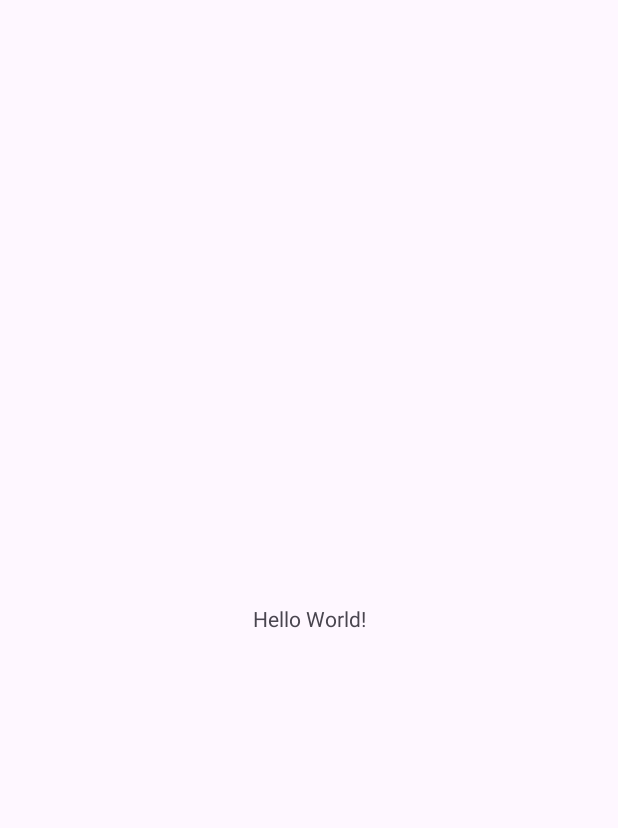
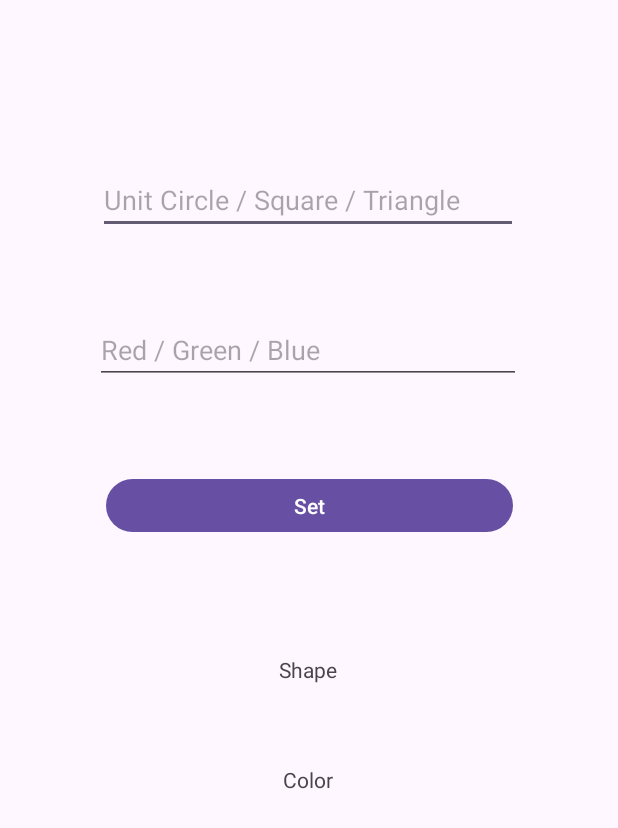
Before and after one commit to Faysal-Kuet/labtest2, an Android app: the screen it shows after launch (MainActivity), on a phone screen of 412 x 824 dp. Before the commit the part shown is almost empty. Shown: the top 828 px of the screen. Run offline under Robolectric (Android 15) with nearby library versions, the phone set to English and light mode, and no system bars.

Commit message:
second commit

```diff
--- a/app/src/main/res/layout/activity_main.xml
+++ b/app/src/main/res/layout/activity_main.xml
@@ -6,13 +6,69 @@
     android:layout_height="match_parent"
     tools:context=".MainActivity">
 
-    <TextView
-        android:layout_width="wrap_content"
-        android:layout_height="wrap_content"
-        android:text="Hello World!"
+
+    <EditText
+        android:id="@+id/ShapeEditText"
+        android:layout_width="280dp"
+        android:layout_height="44dp"
+        android:ems="10"
+        android:hint="Unit Circle / Square / Triangle"
+        android:inputType="text"
+        app:layout_constraintBottom_toBottomOf="parent"
+        app:layout_constraintEnd_toEndOf="parent"
+        app:layout_constraintHorizontal_bias="0.497"
+        app:layout_constraintStart_toStartOf="parent"
+        app:layout_constraintTop_toTopOf="parent"
+        app:layout_constraintVertical_bias="0.144" />
+
+    <EditText
+        android:id="@+id/ColorEditText"
+        android:layout_width="284dp"
+        android:layout_height="44dp"
+        android:ems="10"
+        android:inputType="text"
+        android:hint="Red / Green / Blue"
+        app:layout_constraintBottom_toBottomOf="parent"
+        app:layout_constraintEnd_toEndOf="parent"
+        app:layout_constraintHorizontal_bias="0.497"
+        app:layout_constraintStart_toStartOf="parent"
+        app:layout_constraintTop_toTopOf="parent"
+        app:layout_constraintVertical_bias="0.272" />
+
+    <Button
+        android:id="@+id/button"
+        android:layout_width="271dp"
+        android:layout_height="43dp"
+        android:text="Set"
         app:layout_constraintBottom_toBottomOf="parent"
         app:layout_constraintEnd_toEndOf="parent"
         app:layout_constraintStart_toStartOf="parent"
-        app:layout_constraintTop_toTopOf="parent" />
+        app:layout_constraintTop_toTopOf="parent"
+        app:layout_constraintVertical_bias="0.404" />
+
+    <TextView
+        android:id="@+id/ShapeTextView"
+        android:layout_width="wrap_content"
+        android:layout_height="wrap_content"
+        android:text="Shape"
+        app:layout_constraintBottom_toBottomOf="parent"
+        app:layout_constraintEnd_toEndOf="parent"
+        app:layout_constraintHorizontal_bias="0.498"
+        app:layout_constraintStart_toStartOf="parent"
+        app:layout_constraintTop_toTopOf="parent"
+        app:layout_constraintVertical_bias="0.543" />
+
+    <TextView
+        android:id="@+id/ColorTextView"
+        android:layout_width="wrap_content"
+        android:layout_height="wrap_content"
+        android:text="Color"
+        app:layout_constraintBottom_toBottomOf="parent"
+        app:layout_constraintEnd_toEndOf="parent"
+        app:layout_constraintHorizontal_bias="0.498"
+        app:layout_constraintStart_toStartOf="parent"
+        app:layout_constraintTop_toTopOf="parent"
+        app:layout_constraintVertical_bias="0.634" />
+
 
 </androidx.constraintlayout.widget.ConstraintLayout>
```
Also changed, not shown: app/src/main/java/com/example/labtest2/MainActivity.java (+144 -0 lines), 3 other files.
